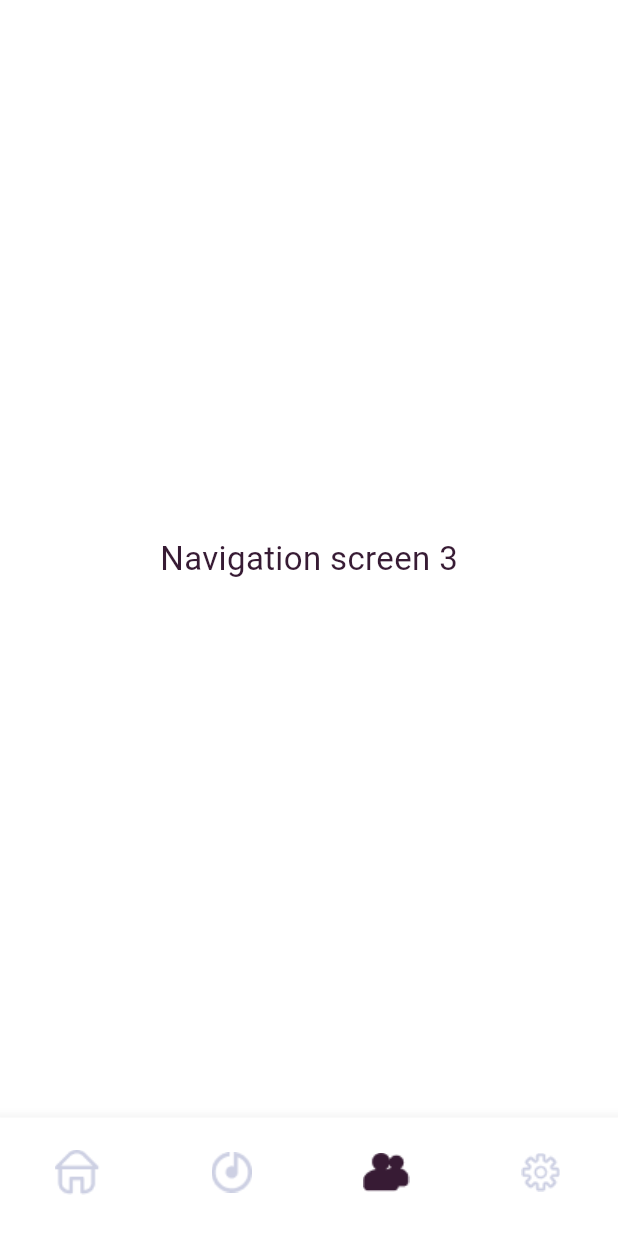
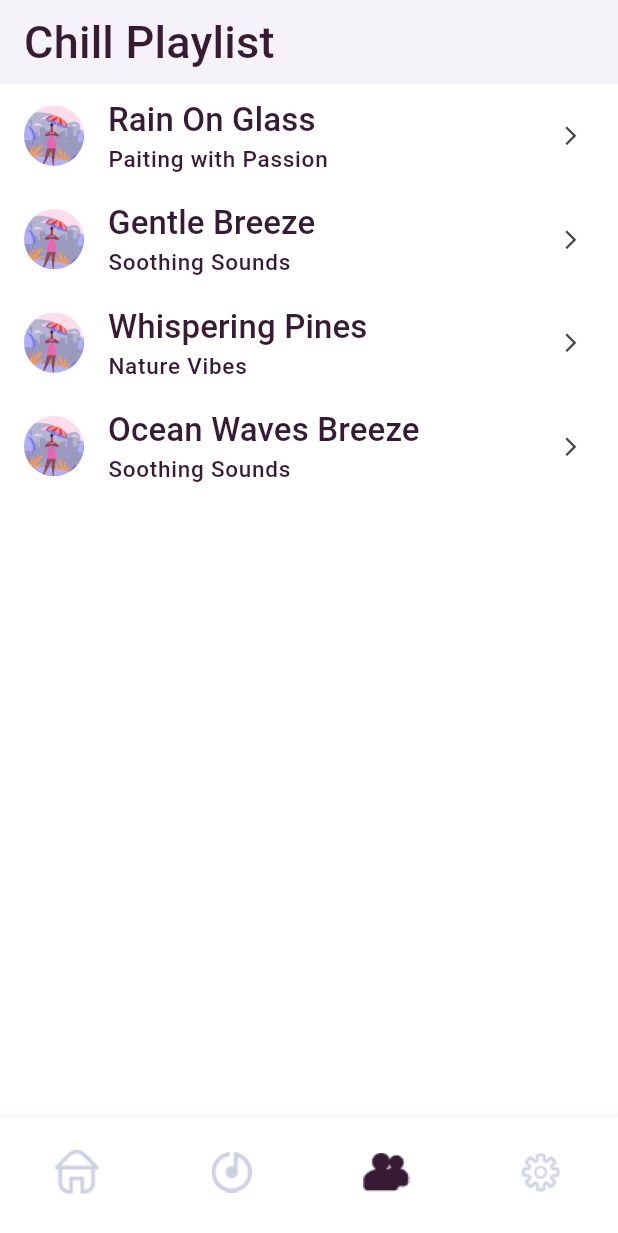
Before and after one commit to rhromets/mental_health_course, a Flutter app: the screen it shows after launch, item 3 of the bottom bar chosen, on a phone screen of 412 x 824 dp. Shown: the top 1233 px of the screen. Run offline on Flutter 3.47's test engine with Material 3 defaults, Android fonts, the light colour scheme and no system bars; our stand-ins replace audio_video_progress_bar, flutter_bloc, google_fonts.

Commit message:
feat: add playlist screen ui

```diff
--- a/lib/views/home_screen/home_screen.dart
+++ b/lib/views/home_screen/home_screen.dart
@@ -2,6 +2,7 @@ import 'package:flutter/material.dart';
 import 'package:flutter_bloc/flutter_bloc.dart';
 import 'package:mental_health_course/views/meditation/meditation_screen.dart';
 import 'package:mental_health_course/views/music_player/music_player_screen.dart';
+import 'package:mental_health_course/views/playlist/playlist_screen.dart';
 import 'package:mental_health_course/widgets/bottom_nav_bar/bloc/navigation_bloc.dart';
 import 'package:mental_health_course/widgets/bottom_nav_bar/bloc/navigation_state.dart';
 import 'package:mental_health_course/widgets/bottom_nav_bar/bottom_nav_bar.dart';
@@ -12,9 +13,7 @@ class HomeScreen extends StatelessWidget {
   final List<Widget> pages = [
     const MeditationScreen(),
     const MusicPlayerScreen(),
-    const Scaffold(
-      body: Center(child: Text('Navigation screen 3')),
-    ),
+    PlaylistScreen(),
     const Scaffold(
       body: Center(child: Text('Navigation screen 4')),
     ),
--- a/lib/views/music_player/music_player_screen.dart
+++ b/lib/views/music_player/music_player_screen.dart
@@ -10,9 +10,14 @@ class MusicPlayerScreen extends StatelessWidget {
     return Scaffold(
       appBar: AppBar(
         elevation: 0,
-        leading: Padding(
-          padding: const EdgeInsets.only(left: 20),
-          child: Image.asset('assets/images/down-arrow.png'),
+        leading: GestureDetector(
+          onTap: () {
+            Navigator.pop(context);
+          },
+          child: Padding(
+            padding: const EdgeInsets.only(left: 20),
+            child: Image.asset('assets/images/down-arrow.png'),
+          ),
         ),
         actions: [
           Image.asset('assets/images/playlist-icon.png'),
--- /dev/null
+++ b/lib/views/playlist/playlist_screen.dart
@@ -0,0 +1,71 @@
+import 'package:flutter/material.dart';
+import 'package:mental_health_course/views/music_player/music_player_screen.dart';
+
+class PlaylistScreen extends StatelessWidget {
+  PlaylistScreen({super.key});
+  final List<Map<String, String>> songs = [
+    {
+      'title': 'Rain On Glass',
+      'artist': 'Paiting with Passion',
+      'thumbnail': 'assets/images/illustration.png',
+    },
+    {
+      'title': 'Gentle Breeze',
+      'artist': 'Soothing Sounds',
+      'thumbnail': 'assets/images/illustration.png',
+    },
+    {
+      'title': 'Whispering Pines',
+      'artist': 'Nature Vibes',
+      'thumbnail': 'assets/images/illustration.png',
+    },
+    {
+      'title': 'Ocean Waves Breeze',
+      'artist': 'Soothing Sounds',
+      'thumbnail': 'assets/images/illustration.png',
+    },
+  ];
+
+  @override
+  Widget build(BuildContext context) {
+    return Scaffold(
+      appBar: AppBar(
+        title: Text(
+          'Chill Playlist',
+          style: Theme.of(context).textTheme.titleMedium,
+        ),
+        elevation: 2,
+      ),
+      body: ListView.builder(
+        itemCount: songs.length,
+        itemBuilder: (context, index) {
+          return ListTile(
+            leading: CircleAvatar(
+              backgroundImage: AssetImage(songs[index]['thumbnail']!),
+            ),
+            trailing: const Icon(
+              Icons.arrow_forward_ios,
+              size: 15,
+            ),
+            title: Text(
+              songs[index]['title']!,
+              style: Theme.of(context).textTheme.titleSmall,
+            ),
+            subtitle: Text(
+              songs[index]['artist']!,
+              style: Theme.of(context).textTheme.labelSmall,
+            ),
+            onTap: () {
+              Navigator.push(
+                context,
+                MaterialPageRoute(
+                  builder: (context) => const MusicPlayerScreen(),
+                ),
+              );
+            },
+          );
+        },
+      ),
+    );
+  }
+}
```
